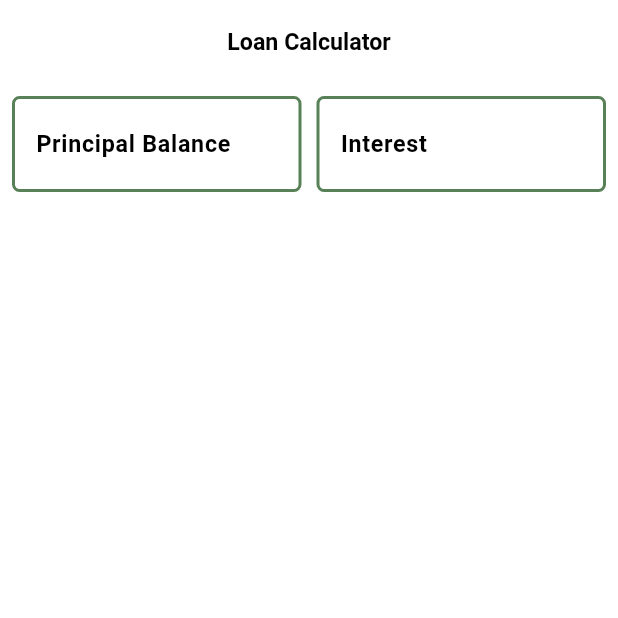
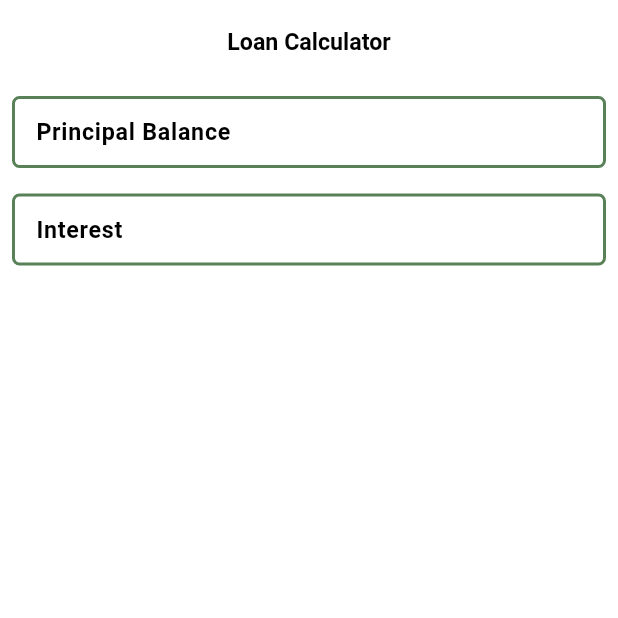
Before and after one commit to zachpfaltzgraff/Loan-Calculator, a Flutter app: the screen it shows after launch, on a phone screen of 412 x 824 dp, the top half of it. Run offline on Flutter 3.47's test engine with Material 3 defaults, Android fonts, the light colour scheme and no system bars; our stand-ins replace shared_preferences.

Commit message:
small changes

```diff
--- a/loan_calculator/lib/components/calculator_inputs.dart
+++ b/loan_calculator/lib/components/calculator_inputs.dart
@@ -26,11 +26,7 @@ class _CalculatorInputsState extends State<CalculatorInputs> {
       padding: const EdgeInsets.all(8.0),
       child: Column(
         children: [
-          Row(
-            spacing: 10,
-            children: [
-              Expanded(
-                child: InputBox(
+          InputBox(
             hintText: 'Principal Balance',
             controller: principalController,
             outlinedColor: theme.primaryColor,
@@ -44,9 +40,7 @@ class _CalculatorInputsState extends State<CalculatorInputs> {
               InputValidation.onlyNumbers(),
             ],
           ),
-              ),
-              Expanded(
-                child: InputBox(
+          InputBox(
             hintText: 'Interest',
             controller: interestCalculator,
             outlinedColor: theme.primaryColor,
@@ -60,9 +54,6 @@ class _CalculatorInputsState extends State<CalculatorInputs> {
               InputValidation.onlyNumbers(),
             ],
           ),
-              ),
-            ],
-          )
         ],
       ),
     );
--- a/loan_calculator/lib/main.dart
+++ b/loan_calculator/lib/main.dart
@@ -15,7 +15,6 @@ void main() {
 class MyApp extends StatelessWidget {
   const MyApp({super.key});
 
-  // This widget is the root of your application.
   @override
   Widget build(BuildContext context) {
     final theme = Provider.of<Themes>(context);
--- a/loan_calculator/lib/widgets/input.dart
+++ b/loan_calculator/lib/widgets/input.dart
@@ -113,7 +113,7 @@ class _InputBoxState extends State<InputBox> {
                 width: 2
               ),
             ),
-            contentPadding: const EdgeInsets.symmetric(horizontal: 12, vertical: 20),
+            contentPadding: const EdgeInsets.symmetric(horizontal: 12, vertical: 10),
           ),
         ),
         Text(
```
Lines whose indentation alone changed are shown as unchanged.
